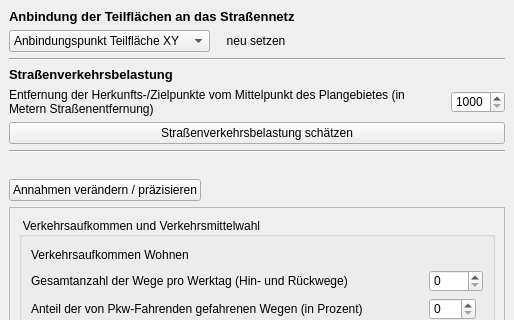
The window that projektcheck/pctools/ui/ProjektCheck_dockwidget_analysis_03-ViU.ui (projektcheck/ProjektCheck-QGIS) describes before a commit, drawn with Qt 5; both pictures show x 0 to 514 and y 0 to 320 of the 514 by 1003 pixel window.
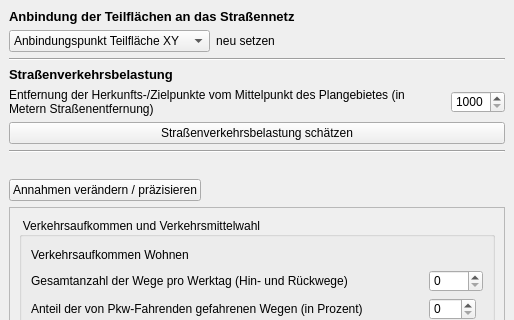
The same window after the commit. Icons and pictures are not drawn.

```diff
--- a/projektcheck/pctools/ui/ProjektCheck_dockwidget_analysis_03-ViU.ui
+++ b/projektcheck/pctools/ui/ProjektCheck_dockwidget_analysis_03-ViU.ui
@@ -19,7 +19,10 @@
 	font: bold italic 8pt ;
     color: black;
 }
-</string>
+QPushButton::flat{
+background-color: none;
+border: 0;
+}</string>
   </property>
   <property name="windowTitle">
    <string>Projekt-Check Analyse-Tools // Verkehr im Umfeld</string>
```
Left out of the diff: 246 changed lines with no effect on the pictures.
